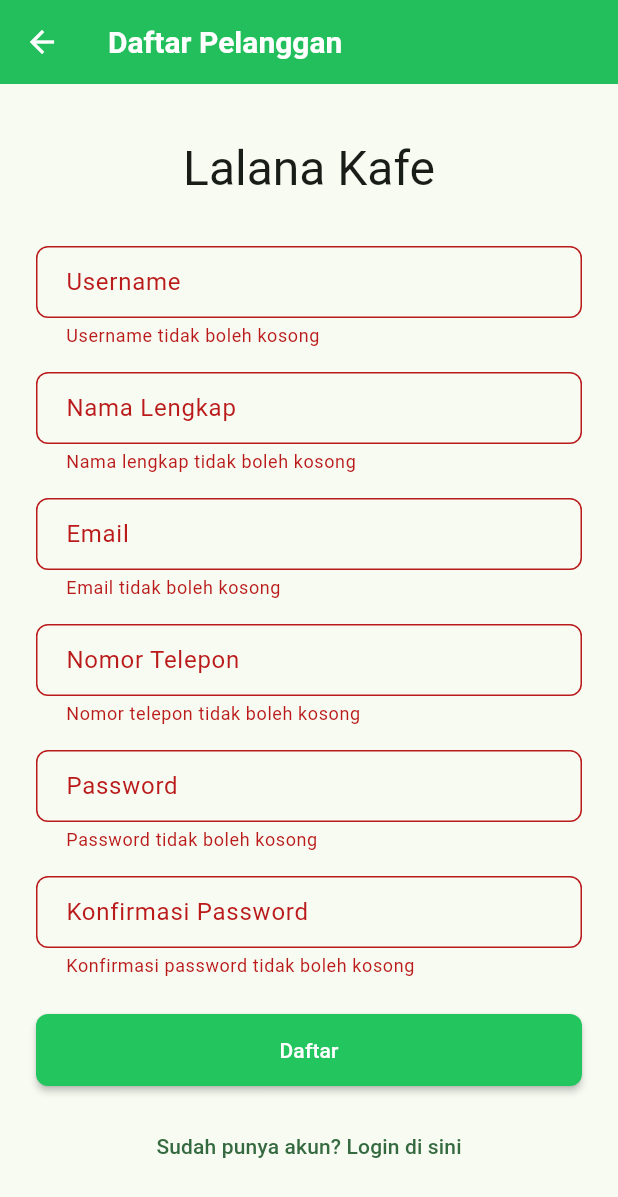
After one commit to KizCode/PPBL-TA-2526, a Flutter app: the RegisterScreen screen opened directly, after a tap on "Daftar", on a phone screen of 412 x 824 dp. The commit adds this screen. Shown: the top 1197 px of the screen. Run offline on Flutter 3.47's test engine with Material 3 defaults, Android fonts, the phone set to English and light mode, and no system bars; our stand-ins replace fl_chart, flutter_secure_storage, image_picker, shared_preferences, sqflite; accounts and stored records are empty.

Commit message:
fix: final udah gila ngerjainnya

```diff
--- /dev/null
+++ b/lib/features/auth_customer/ui/register_screen.dart
@@ -0,0 +1,217 @@
+import 'package:flutter/material.dart';
+
+import '../prefs/auth_prefs.dart';
+
+class RegisterScreen extends StatefulWidget {
+  const RegisterScreen({super.key});
+
+  @override
+  State<RegisterScreen> createState() => _RegisterScreenState();
+}
+
+class _RegisterScreenState extends State<RegisterScreen> {
+  final _formKey = GlobalKey<FormState>();
+  final _usernameController = TextEditingController();
+  final _fullNameController = TextEditingController();
+  final _emailController = TextEditingController();
+  final _phoneController = TextEditingController();
+  final _passwordController = TextEditingController();
+  final _confirmPasswordController = TextEditingController();
+
+  bool _loading = false;
+
+  @override
+  void dispose() {
+    _usernameController.dispose();
+    _fullNameController.dispose();
+    _emailController.dispose();
+    _phoneController.dispose();
+    _passwordController.dispose();
+    _confirmPasswordController.dispose();
+    super.dispose();
+  }
+
+  Future<void> _register() async {
+    final ok = _formKey.currentState?.validate() ?? false;
+    if (!ok) return;
+
+    setState(() => _loading = true);
+    try {
+      // For demo: just save the user data
+      // In production, you'd send this to a backend
+      final username = _usernameController.text.trim();
+      final fullName = _fullNameController.text.trim();
+      final email = _emailController.text.trim().toLowerCase();
+      final phone = _phoneController.text.trim();
+
+      // Save user info (in a real app, you'd register with a backend)
+      await AuthPrefs.setUsername(username);
+      await AuthPrefs.setFullName(fullName);
+      await AuthPrefs.setEmail(email);
+      await AuthPrefs.setPhone(phone);
+      await AuthPrefs.setLoggedIn(true);
+
+      if (!mounted) return;
+      Navigator.pushNamedAndRemoveUntil(context, '/menu', (r) => false);
+    } catch (e) {
+      if (!mounted) return;
+      ScaffoldMessenger.of(
+        context,
+      ).showSnackBar(SnackBar(content: Text('Error: $e')));
+    } finally {
+      if (mounted) setState(() => _loading = false);
+    }
+  }
+
+  @override
+  Widget build(BuildContext context) {
+    return Scaffold(
+      appBar: AppBar(title: const Text('Daftar Pelanggan')),
+      body: Center(
+        child: SingleChildScrollView(
+          padding: const EdgeInsets.all(24),
+          child: Form(
+            key: _formKey,
+            child: Column(
+              mainAxisAlignment: MainAxisAlignment.center,
+              children: [
+                Text(
+                  'Lalana Kafe',
+                  style: Theme.of(context).textTheme.headlineLarge,
+                ),
+                const SizedBox(height: 32),
+                TextFormField(
+                  controller: _usernameController,
+                  decoration: InputDecoration(
+                    labelText: 'Username',
+                    border: OutlineInputBorder(
+                      borderRadius: BorderRadius.circular(8),
+                    ),
+                  ),
+                  validator: (value) {
+                    if (value?.isEmpty ?? true) {
+                      return 'Username tidak boleh kosong';
+                    }
+                    return null;
+                  },
+                ),
+                const SizedBox(height: 16),
+                TextFormField(
+                  controller: _fullNameController,
+                  decoration: InputDecoration(
+                    labelText: 'Nama Lengkap',
+                    border: OutlineInputBorder(
+                      borderRadius: BorderRadius.circular(8),
+                    ),
+                  ),
+                  validator: (value) {
+                    if (value?.isEmpty ?? true) {
+                      return 'Nama lengkap tidak boleh kosong';
+                    }
+                    return null;
+                  },
+                ),
+                const SizedBox(height: 16),
+                TextFormField(
+                  controller: _emailController,
+                  decoration: InputDecoration(
+                    labelText: 'Email',
+                    border: OutlineInputBorder(
+                      borderRadius: BorderRadius.circular(8),
+                    ),
+                  ),
+                  validator: (value) {
+                    if (value?.isEmpty ?? true) {
+                      return 'Email tidak boleh kosong';
+                    }
+                    if (!value!.contains('@')) {
+                      return 'Email tidak valid';
+                    }
+                    return null;
+                  },
+                ),
+                const SizedBox(height: 16),
+                TextFormField(
+                  controller: _phoneController,
+                  decoration: InputDecoration(
+                    labelText: 'Nomor Telepon',
+                    border: OutlineInputBorder(
+                      borderRadius: BorderRadius.circular(8),
+                    ),
+                  ),
+                  validator: (value) {
+                    if (value?.isEmpty ?? true) {
+                      return 'Nomor telepon tidak boleh kosong';
+                    }
+                    return null;
+                  },
+                ),
+                const SizedBox(height: 16),
+                TextFormField(
+                  controller: _passwordController,
+                  decoration: InputDecoration(
+                    labelText: 'Password',
+                    border: OutlineInputBorder(
+                      borderRadius: BorderRadius.circular(8),
+                    ),
+                  ),
+                  obscureText: true,
+                  validator: (value) {
+                    if (value?.isEmpty ?? true) {
+                      return 'Password tidak boleh kosong';
+                    }
+                    if ((value?.length ?? 0) < 6) {
+                      return 'Password minimal 6 karakter';
+                    }
+                    return null;
+                  },
+                ),
+                const SizedBox(height: 16),
+                TextFormField(
+                  controller: _confirmPasswordController,
+                  decoration: InputDecoration(
+                    labelText: 'Konfirmasi Password',
+                    border: OutlineInputBorder(
+                      borderRadius: BorderRadius.circular(8),
+                    ),
+                  ),
+                  obscureText: true,
+                  validator: (value) {
+                    if (value?.isEmpty ?? true) {
+                      return 'Konfirmasi password tidak boleh kosong';
+                    }
+                    if (value != _passwordController.text) {
+                      return 'Password tidak cocok';
+                    }
+                    return null;
+                  },
+                ),
+                const SizedBox(height: 24),
+                ElevatedButton(
+                  onPressed: _loading ? null : _register,
+                  style: ElevatedButton.styleFrom(
+                    minimumSize: const Size(double.infinity, 48),
+                  ),
+                  child: _loading
+                      ? const SizedBox(
+                          height: 20,
+                          width: 20,
+                          child: CircularProgressIndicator(strokeWidth: 2),
+                        )
+                      : const Text('Daftar'),
+                ),
+                const SizedBox(height: 16),
+                TextButton(
+                  onPressed: () {
+                    Navigator.pop(context);
+                  },
+                  child: const Text('Sudah punya akun? Login di sini'),
+                ),
+              ],
+            ),
+          ),
+        ),
+      ),
+    );
+  }
+}
--- a/lib/features/customer/ui/home/home_dashboard_tab.dart
+++ b/lib/features/customer/ui/home/home_dashboard_tab.dart
@@ -145,8 +145,8 @@ class _HomeDashboardTabState extends State<HomeDashboardTab> {
               title: const Text('Kopi Susu Gula Aren, 2 item'),
               subtitle: Text('Total: ${rupiah(45000)} • 10 Des 2025'),
               trailing: TextButton(
+                onPressed: _openCart,
                 child: const Text('Lihat'),
-                onPressed: _openCart,
               ),
             ),
           ),
--- a/lib/features/customer/ui/home/more_tab_page.dart
+++ b/lib/features/customer/ui/home/more_tab_page.dart
@@ -2,7 +2,6 @@
 import 'package:flutter/material.dart';
 import '../order/order_tracking_page.dart';
 import '../order/digital_receipt_page.dart';
-import 'settings_page.dart';
 
 class MoreTabPage extends StatelessWidget {
   const MoreTabPage({super.key});
--- a/lib/features/customer/ui/order/cart_state.dart
+++ b/lib/features/customer/ui/order/cart_state.dart
@@ -67,10 +67,11 @@ class CartState {
     final idx = items.indexWhere((it) => it['id'] == id);
     if (idx >= 0) {
       final q = items[idx]['quantity'] as int;
-      if (q > 1)
+      if (q > 1) {
         items[idx]['quantity'] = q - 1;
-      else
+      } else {
         items.removeAt(idx);
+      }
     }
     await _saveCart();
   }
--- a/lib/features/payments_history/ui/payment_screen.dart
+++ b/lib/features/payments_history/ui/payment_screen.dart
@@ -85,7 +85,7 @@ class _PaymentScreenState extends State<PaymentScreen> {
     try {
       // Parse items from transaction
       final itemsJson = tx!.itemsJson;
-      if (itemsJson != null && itemsJson.isNotEmpty) {
+      if (itemsJson.isNotEmpty) {
         try {
           final items = jsonDecode(itemsJson) as List;
           final itemsList = items.map((e) => Map<String, dynamic>.from(e as Map)).toList();
--- a/lib/shared/widgets/custom_form_fields.dart
+++ b/lib/shared/widgets/custom_form_fields.dart
@@ -100,7 +100,7 @@ class CustomDropdown<T> extends StatelessWidget {
   @override
   Widget build(BuildContext context) {
     return DropdownButtonFormField<T>(
-      value: value,
+      initialValue: value,
       items: items.map((item) {
         return DropdownMenuItem<T>(
           value: item,
```
Also changed, not shown: lib/features/auth_customer/ui/login_screen.dart (added, +138 -0 lines), lib/features/customer/main.dart (+4 -4 lines), lib/features/kasir/ui/kasir_page.dart (+13 -7 lines), lib/features/auth/ui/unified_login_screen.dart (added), lib/features/product/providers/product_admin_provider.dart (added).
